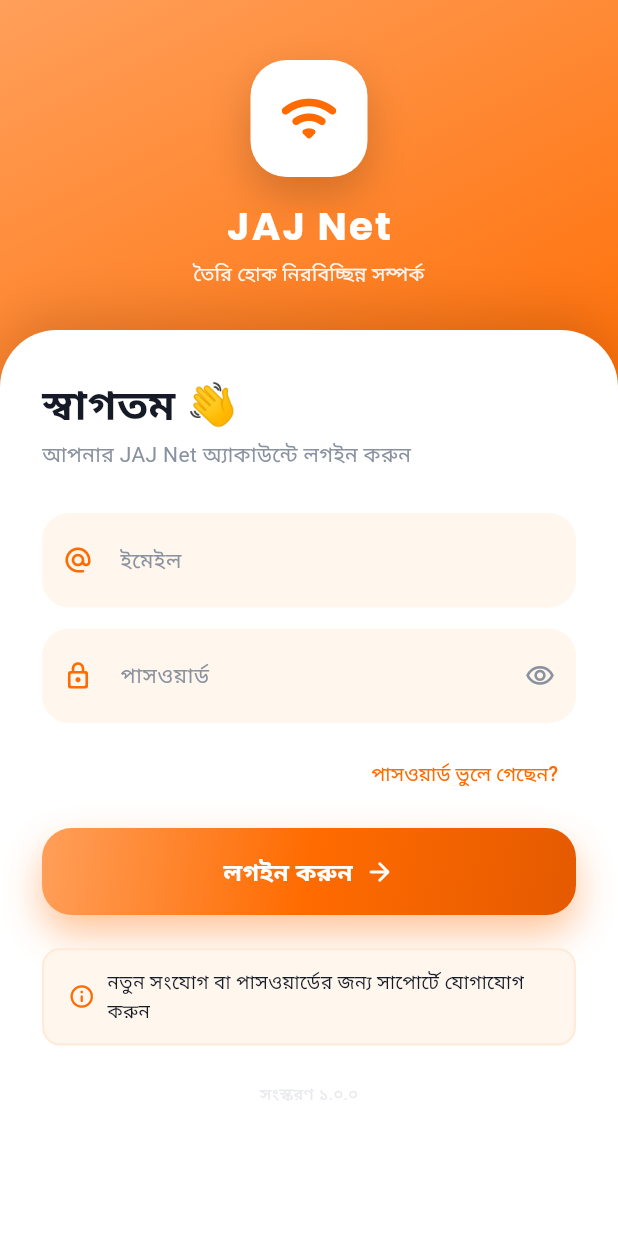
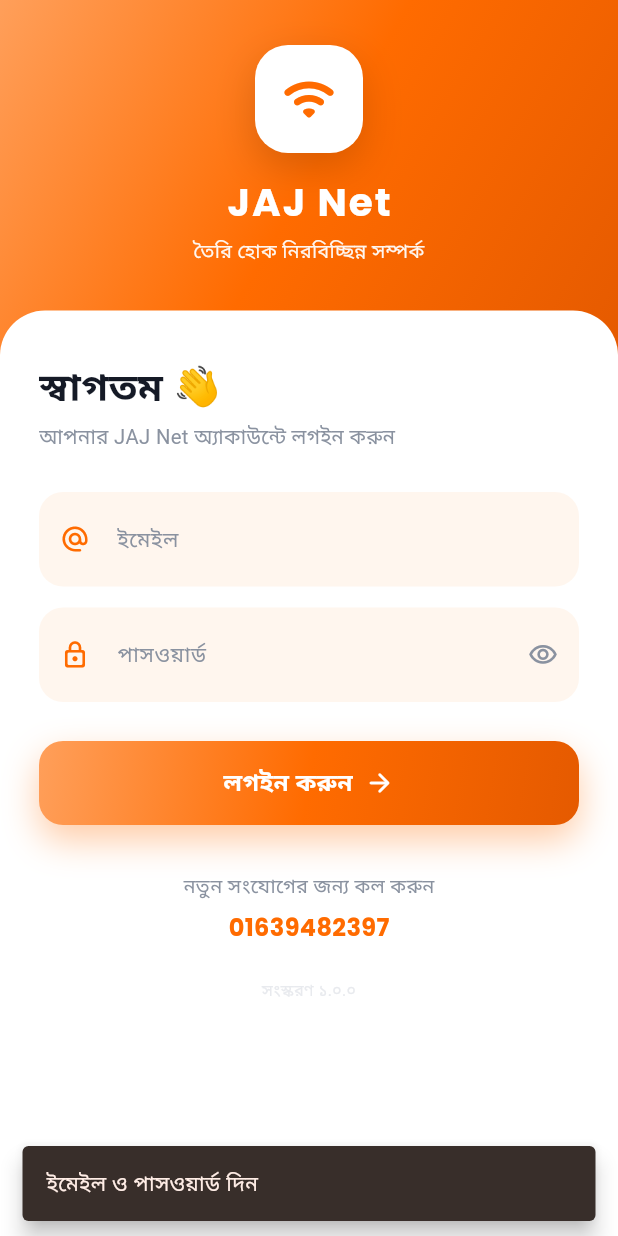
Before and after one commit to neuronzen/jajnet-app, a Flutter app: the LoginScreenNew screen opened directly, after a tap on "লগইন করুন", on a phone screen of 412 x 824 dp. Run offline on Flutter 3.47's test engine with Material 3 defaults, Android fonts, the phone set to English and light mode, and no system bars; our stand-ins replace cloud_firestore, firebase_auth, firebase_core, google_fonts, pdf, share_plus and 1 more; accounts and stored records are empty.

Commit message:
Clean login screen rewrite with support number

```diff
--- a/lib/login.dart
+++ b/lib/login.dart
@@ -1,5 +1,6 @@
 import 'package:flutter/material.dart';
 import 'package:google_fonts/google_fonts.dart';
+import 'package:url_launcher/url_launcher.dart';
 
 import 'screens.dart';
 import 'services.dart';
@@ -18,7 +19,18 @@
   bool _hide = true;
 
   Future<void> _login() async {
-    if (_email.text.isEmpty || _pass.text.isEmpty) return;
+    if (_email.text.isEmpty || _pass.text.isEmpty) {
+      ScaffoldMessenger.of(context).showSnackBar(
+        SnackBar(
+          content: Text(
+            'ইমেইল ও পাসওয়ার্ড দিন',
+            style: GoogleFonts.hindSiliguri(height: 1.5),
+          ),
+          behavior: SnackBarBehavior.floating,
+        ),
+      );
+      return;
+    }
     setState(() => _loading = true);
     try {
       await AuthService.signIn(_email.text.trim(), _pass.text);
@@ -29,10 +41,23 @@
       );
     } catch (e) {
       if (!mounted) return;
+      String msg = 'লগইন করা যায়নি';
+      final s = e.toString();
+      if (s.contains('user-not-found')) {
+        msg = 'এই ইমেইলে কোনো অ্যাকাউন্ট নেই';
+      } else if (s.contains('wrong-password') ||
+          s.contains('invalid-credential')) {
+        msg = 'ইমেইল বা পাসওয়ার্ড ভুল';
+      } else if (s.contains('invalid-email')) {
+        msg = 'ইমেইল ঠিকানাটি সঠিক নয়';
+      } else if (s.contains('network')) {
+        msg = 'ইন্টারনেট সংযোগ পাওয়া যাচ্ছে না';
+      } else if (s.contains('too-many-requests')) {
+        msg = 'অনেকবার চেষ্টা করা হয়েছে, পরে আবার চেষ্টা করুন';
+      }
       ScaffoldMessenger.of(context).showSnackBar(
         SnackBar(
-content: Text(
-    e.toString().replaceAll('firebase_auth', 'লগইন')),
+          content: Text(msg, style: GoogleFonts.hindSiliguri(height: 1.5)),
           behavior: SnackBarBehavior.floating,
         ),
       );
@@ -44,59 +69,97 @@
   @override
   Widget build(BuildContext context) {
     return Scaffold(
-      body: Container(
+      backgroundColor: JC.white,
+      body: Column(
+        children: [
+          // Top orange header
+          Container(
+            width: double.infinity,
             decoration: const BoxDecoration(gradient: JC.heroGradient),
             child: SafeArea(
               bottom: false,
+              child: Padding(
+                padding: const EdgeInsets.fromLTRB(24, 30, 24, 60),
                 child: Column(
                   children: [
-    SizedBox(
-      height: 40,
-      width: double.infinity,
-    ),
-    _headerBrand(),
-    const SizedBox(height: 28),
-    Expanded(
-      child: Container(
-        width: double.infinity,
+                    Container(
+                      width: 72,
+                      height: 72,
                       decoration: BoxDecoration(
-          color: JC.white,
-          borderRadius: const BorderRadius.vertical(
-            top: Radius.circular(38),
-          ),
+                        color: Colors.white,
+                        borderRadius: BorderRadius.circular(22),
                         boxShadow: [
                           BoxShadow(
-              color: Colors.black.withOpacity(0.14),
-              blurRadius: 30,
-              offset: const Offset(0, -10),
+                            color: Colors.black.withOpacity(0.15),
+                            blurRadius: 22,
+                            offset: const Offset(0, 10),
                           ),
                         ],
                       ),
+                      child: const Icon(
+                        Icons.wifi_rounded,
+                        size: 38,
+                        color: JC.primary,
+                      ),
+                    ),
+                    const SizedBox(height: 14),
+                    Text(
+                      'JAJ Net',
+                      style: GoogleFonts.poppins(
+                        fontSize: 26,
+                        fontWeight: FontWeight.w700,
+                        color: Colors.white,
+                        letterSpacing: 1.3,
+                      ),
+                    ),
+                    const SizedBox(height: 4),
+                    Text(
+                      'তৈরি হোক নিরবিচ্ছিন্ন সম্পর্ক',
+                      style: GoogleFonts.hindSiliguri(
+                        fontSize: 13,
+                        color: Colors.white.withOpacity(0.94),
+                        height: 1.5,
+                      ),
+                    ),
+                  ],
+                ),
+              ),
+            ),
+          ),
+          // White body
+          Expanded(
+            child: Transform.translate(
+              offset: const Offset(0, -30),
+              child: Container(
+                width: double.infinity,
+                decoration: const BoxDecoration(
+                  color: JC.white,
+                  borderRadius: BorderRadius.vertical(top: Radius.circular(30)),
+                ),
                 child: SingleChildScrollView(
-          padding:
-              const EdgeInsets.fromLTRB(28, 32, 28, 28),
+                  padding: const EdgeInsets.fromLTRB(26, 30, 26, 24),
                   child: Column(
-            crossAxisAlignment:
-                CrossAxisAlignment.stretch,
+                    crossAxisAlignment: CrossAxisAlignment.stretch,
                     children: [
                       Text(
                         'স্বাগতম 👋',
                         style: GoogleFonts.hindSiliguri(
-                  fontSize: 28,
+                          fontSize: 26,
                           fontWeight: FontWeight.w700,
                           color: JC.ink,
-                  height: 1.2,
+                          height: 1.5,
                         ),
                       ),
-              const SizedBox(height: 6),
+                      const SizedBox(height: 4),
                       Text(
                         'আপনার JAJ Net অ্যাকাউন্টে লগইন করুন',
                         style: GoogleFonts.hindSiliguri(
-                  fontSize: 14,
+                          fontSize: 13.5,
                           color: JC.grey,
+                          height: 1.5,
                         ),
                       ),
-              const SizedBox(height: 28),
+                      const SizedBox(height: 26),
                       _field(
                         controller: _email,
                         label: 'ইমেইল',
@@ -117,117 +180,21 @@
                             color: JC.grey,
                             size: 20,
                           ),
-                  onPressed: () =>
-                      setState(() => _hide = !_hide),
+                          onPressed: () => setState(() => _hide = !_hide),
                         ),
                       ),
-              const SizedBox(height: 10),
-              Align(
-                alignment: Alignment.centerRight,
-                child: TextButton(
-                  onPressed: () {},
-                  child: Text(
-                    'পাসওয়ার্ড ভুলে গেছেন?',
-                    style: GoogleFonts.hindSiliguri(
-                      fontSize: 13,
-                      color: JC.primary,
-                      fontWeight: FontWeight.w500,
-                    ),
-                  ),
-                ),
-              ),
-              const SizedBox(height: 12),
-              _primaryButton(
-                loading: _loading,
-                onTap: _login,
-              ),
-              const SizedBox(height: 22),
-              Center(
-                child: Container(
-                  padding: const EdgeInsets.symmetric(horizontal: 16, vertical: 12),
-                  decoration: BoxDecoration(
-                    color: JC.cream,
-                    borderRadius: BorderRadius.circular(12),
-                    border: Border.all(color: JC.creamDeep, width: 1.5),
-                  ),
-                  child: Row(
-                    mainAxisSize: MainAxisSize.min,
-                    children: [
-                      const Icon(Icons.info_outline_rounded,
-                          color: JC.primary, size: 18),
-                      const SizedBox(width: 8),
-                      Flexible(
-                        child: Text(
-                          'নতুন সংযোগ বা পাসওয়ার্ডের জন্য সাপোর্টে যোগাযোগ করুন',
-                          style: GoogleFonts.hindSiliguri(
-                              fontSize: 12.5, color: JC.ink, height: 1.5),
-                        ),
-                      ),
+                      const SizedBox(height: 26),
+                      _loginButton(),
+                      const SizedBox(height: 24),
+                      _footer(),
                     ],
                   ),
-                ),
-              ),
-              const SizedBox(height: 24),
-              Center(
-                child: Text(
-                  'সংস্করণ ১.০.০',
-                  style: GoogleFonts.hindSiliguri(
-                    fontSize: 11,
-                    color: JC.greyLight,
-                  ),
-                ),
-              ),
-            ],
                 ),
               ),
             ),
           ),
         ],
       ),
-        ),
-      ),
-    );
-  }
-
-  Widget _headerBrand() {
-    return Column(
-      children: [
-        Container(
-width: 78,
-height: 78,
-decoration: BoxDecoration(
-  color: Colors.white,
-  borderRadius: BorderRadius.circular(24),
-  boxShadow: [
-    BoxShadow(
-      color: Colors.black.withOpacity(0.18),
-      blurRadius: 24,
-      offset: const Offset(0, 12),
-    ),
-  ],
-),
-child: const Icon(Icons.wifi_rounded,
-    size: 42, color: JC.primary),
-        ),
-        const SizedBox(height: 14),
-        Text(
-'JAJ Net',
-style: GoogleFonts.poppins(
-  fontSize: 26,
-  fontWeight: FontWeight.w700,
-  color: Colors.white,
-  letterSpacing: 1.4,
-),
-        ),
-        const SizedBox(height: 4),
-        Text(
-'তৈরি হোক নিরবিচ্ছিন্ন সম্পর্ক',
-style: GoogleFonts.hindSiliguri(
-  fontSize: 13,
-  color: Colors.white.withOpacity(0.94),
-),
-        ),
-      ],
     );
   }
 
@@ -248,8 +215,7 @@
         labelText: label,
         prefixIcon: Icon(icon, color: JC.primary, size: 20),
         suffixIcon: suffix,
-        labelStyle: GoogleFonts.hindSiliguri(
-  fontSize: 14, color: JC.grey),
+        labelStyle: GoogleFonts.hindSiliguri(fontSize: 14, color: JC.grey),
         floatingLabelStyle: GoogleFonts.hindSiliguri(
           color: JC.primary,
           fontWeight: FontWeight.w500,
@@ -257,45 +223,40 @@
         filled: true,
         fillColor: JC.cream,
         border: OutlineInputBorder(
-borderRadius: BorderRadius.circular(18),
+          borderRadius: BorderRadius.circular(16),
           borderSide: BorderSide.none,
         ),
         enabledBorder: OutlineInputBorder(
-borderRadius: BorderRadius.circular(18),
+          borderRadius: BorderRadius.circular(16),
           borderSide: BorderSide.none,
         ),
         focusedBorder: OutlineInputBorder(
-borderRadius: BorderRadius.circular(18),
-borderSide:
-    const BorderSide(color: JC.primary, width: 1.5),
+          borderRadius: BorderRadius.circular(16),
+          borderSide: const BorderSide(color: JC.primary, width: 1.5),
         ),
-        contentPadding: const EdgeInsets.symmetric(
-  vertical: 20, horizontal: 16),
+        contentPadding: const EdgeInsets.symmetric(vertical: 20, horizontal: 16),
       ),
     );
   }
 
-  Widget _primaryButton({
-    required bool loading,
-    required VoidCallback onTap,
-  }) {
+  Widget _loginButton() {
     return GestureDetector(
-      onTap: loading ? null : onTap,
+      onTap: _loading ? null : _login,
       child: Container(
-        height: 58,
+        height: 56,
         decoration: BoxDecoration(
           gradient: JC.heroGradient,
-borderRadius: BorderRadius.circular(20),
+          borderRadius: BorderRadius.circular(16),
           boxShadow: [
             BoxShadow(
-    color: JC.primary.withOpacity(0.4),
-    blurRadius: 22,
-    offset: const Offset(0, 12),
+              color: JC.primary.withOpacity(0.35),
+              blurRadius: 20,
+              offset: const Offset(0, 10),
             ),
           ],
         ),
         child: Center(
-child: loading
+          child: _loading
               ? const SizedBox(
                   width: 22,
                   height: 22,
@@ -311,13 +272,17 @@
                       'লগইন করুন',
                       style: GoogleFonts.hindSiliguri(
                         fontSize: 16,
-              fontWeight: FontWeight.w600,
+                        fontWeight: FontWeight.w700,
                         color: Colors.white,
+                        height: 1.5,
                       ),
                     ),
                     const SizedBox(width: 8),
-          const Icon(Icons.arrow_forward_rounded,
-              color: Colors.white, size: 20),
+                    const Icon(
+                      Icons.arrow_forward_rounded,
+                      color: Colors.white,
+                      size: 20,
+                    ),
                   ],
                 ),
         ),
@@ -325,53 +290,50 @@
     );
   }
 
-  Widget _divider() {
-    return Row(
+  Widget _footer() {
+    return Column(
       children: [
-        Expanded(child: Container(height: 1, color: JC.greyLight)),
-        Padding(
-padding: const EdgeInsets.symmetric(horizontal: 12),
+        const SizedBox(height: 6),
+        Center(
           child: Text(
-  'অথবা',
+            'নতুন সংযোগের জন্য কল করুন',
             style: GoogleFonts.hindSiliguri(
-      fontSize: 12, color: JC.grey),
+              fontSize: 13,
+              color: JC.grey,
+              height: 1.5,
             ),
           ),
-        Expanded(child: Container(height: 1, color: JC.greyLight)),
-      ],
-    );
-  }
-
-  Widget _ghostButton({
-    required String label,
-    required IconData icon,
-    required VoidCallback onTap,
-  }) {
-    return GestureDetector(
-      onTap: onTap,
-      child: Container(
-        height: 54,
-        decoration: BoxDecoration(
-borderRadius: BorderRadius.circular(18),
-border: Border.all(
-    color: JC.primary.withOpacity(0.4), width: 1.5),
         ),
-        child: Row(
-mainAxisAlignment: MainAxisAlignment.center,
-children: [
-  Icon(icon, color: JC.primary, size: 20),
-  const SizedBox(width: 10),
-  Text(
-    label,
+        const SizedBox(height: 6),
+        Center(
+          child: GestureDetector(
+            onTap: () async {
+              final uri = Uri.parse('tel:${AppInfo.helpline}');
+              if (await canLaunchUrl(uri)) launchUrl(uri);
+            },
+            child: Text(
+              AppInfo.helpline,
+              style: GoogleFonts.poppins(
+                fontSize: 16,
+                fontWeight: FontWeight.w700,
+                color: JC.primary,
+                height: 1.5,
+              ),
+            ),
+          ),
+        ),
+        const SizedBox(height: 22),
+        Center(
+          child: Text(
+            'সংস্করণ ১.০.০',
             style: GoogleFonts.hindSiliguri(
-      fontSize: 15,
-      fontWeight: FontWeight.w600,
-      color: JC.primary,
+              fontSize: 10.5,
+              color: JC.greyLight,
+              height: 1.5,
+            ),
           ),
         ),
       ],
-        ),
-      ),
     );
   }
 }
```
Lines whose indentation alone changed are shown as unchanged.
